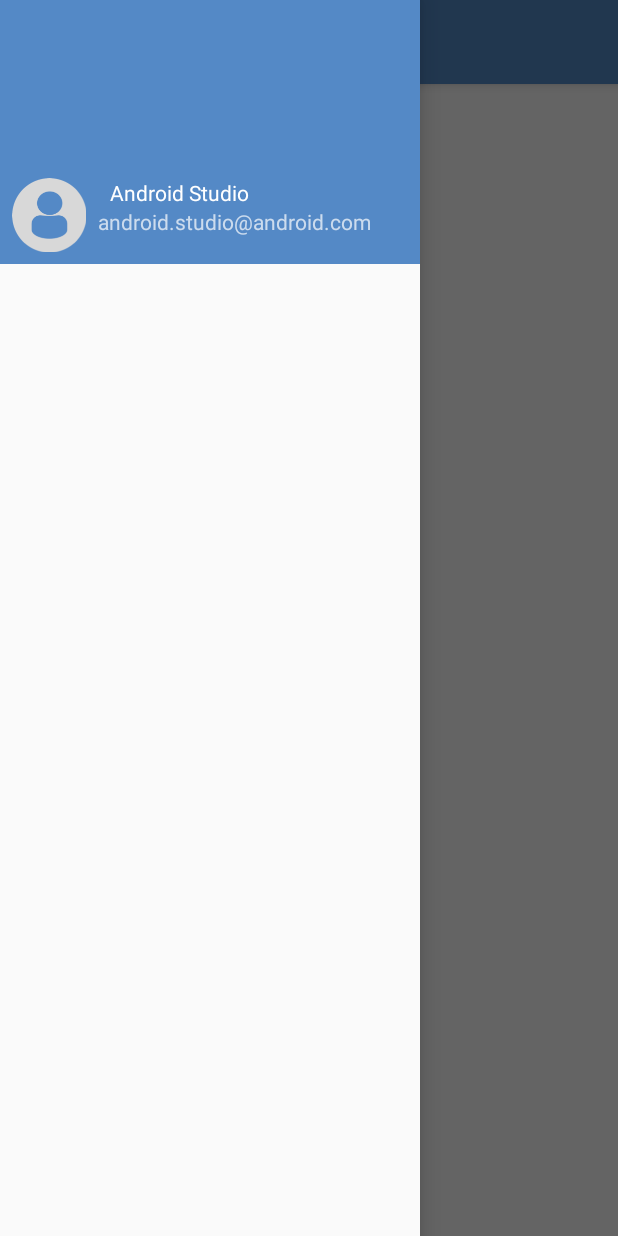
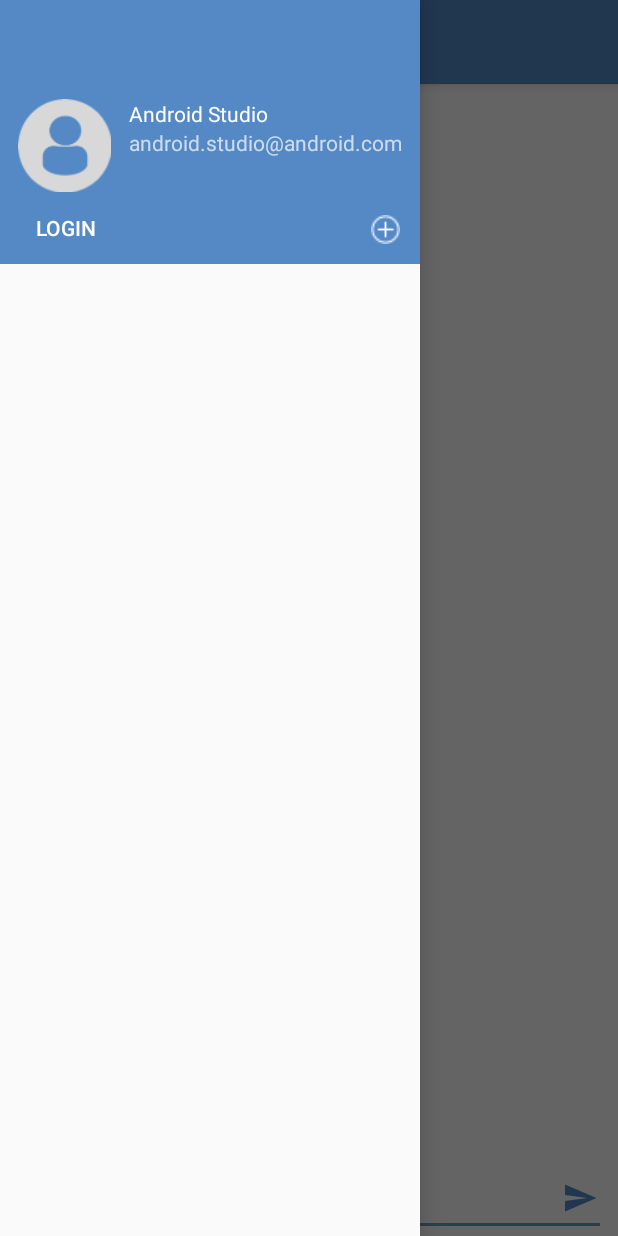
Before and after one commit to zachcervi/Smack-Android, an Android app: the screen it shows after launch (MainActivity), with the side drawer open, on a phone screen of 412 x 824 dp. Run offline under Robolectric (Android 15) with nearby library versions, the phone set to English and light mode, and no system bars.

Commit message:
MainActivity UI Setup

```diff
--- a/app/build.gradle
+++ b/app/build.gradle
@@ -31,4 +31,5 @@ dependencies {
     testImplementation 'junit:junit:4.12'
     androidTestImplementation 'com.android.support.test:runner:1.0.2'
     androidTestImplementation 'com.android.support.test.espresso:espresso-core:3.0.2'
+    implementation 'com.android.support:recyclerview-v7:28.0.0'
 }
--- a/app/src/main/java/com/zachcervi/smack_android/MainActivity.kt
+++ b/app/src/main/java/com/zachcervi/smack_android/MainActivity.kt
@@ -8,6 +8,7 @@ import android.support.v7.app.ActionBarDrawerToggle
 import android.support.v7.app.AppCompatActivity
 import android.view.Menu
 import android.view.MenuItem
+import android.view.View
 import kotlinx.android.synthetic.main.activity_main.*
 import kotlinx.android.synthetic.main.app_bar_main.*
 
@@ -33,4 +34,15 @@ class MainActivity : AppCompatActivity() {
         }
     }
 
+    fun loginBtnNavClicked(view: View) {
+
+    }
+
+    fun addChannelClicked(view: View){
+
+    }
+
+    fun sendMessageBtnClicked(view: View){
+
+    }
 }
--- a/app/src/main/res/layout/content_main.xml
+++ b/app/src/main/res/layout/content_main.xml
@@ -10,12 +10,37 @@
         tools:context=".MainActivity">
 
     <TextView
-            android:layout_width="wrap_content"
+            android:layout_width="0dp"
             android:layout_height="wrap_content"
-            android:text="Hello World!"
-            app:layout_constraintBottom_toBottomOf="parent"
+            android:text="Please Log In"
             app:layout_constraintLeft_toLeftOf="parent"
             app:layout_constraintRight_toRightOf="parent"
-            app:layout_constraintTop_toTopOf="parent"/>
+            app:layout_constraintTop_toTopOf="parent" android:layout_marginTop="8dp" android:textAlignment="center"
+            android:id="@+id/mainChannelName"/>
+    <EditText
+            android:layout_width="0dp"
+            android:layout_height="wrap_content"
+            android:inputType="textMultiLine"
+            android:ems="10"
+            android:id="@+id/messageTextField" app:layout_constraintEnd_toEndOf="parent"
+            android:layout_marginEnd="8dp" app:layout_constraintStart_toStartOf="parent"
+            android:layout_marginStart="8dp"
+            app:layout_constraintBottom_toBottomOf="parent" android:hint="message:"/>
+    <ImageButton
+            android:layout_width="35dp"
+            android:layout_height="35dp" app:srcCompat="@drawable/ic_menu_send"
+            android:id="@+id/sendMessageBtn"
+            android:tint="@color/colorPrimary" app:layout_constraintEnd_toEndOf="parent"
+            android:layout_marginEnd="8dp" android:layout_marginBottom="8dp"
+            app:layout_constraintBottom_toBottomOf="parent" android:background="@android:color/transparent"
+            android:onClick="sendMessageBtnClicked"/>
+    <android.support.v7.widget.RecyclerView
+            android:layout_width="0dp"
+            android:layout_height="0dp"
+            app:layout_constraintTop_toBottomOf="@+id/mainChannelName" app:layout_constraintStart_toStartOf="parent"
+            app:layout_constraintEnd_toEndOf="parent"
+            app:layout_constraintHorizontal_bias="0.312"
+            app:layout_constraintBottom_toTopOf="@+id/messageTextField" app:layout_constraintVertical_bias="0.0"
+            android:id="@+id/messageListView"/>
 
 </android.support.constraint.ConstraintLayout>
--- a/app/src/main/res/layout/nav_header_main.xml
+++ b/app/src/main/res/layout/nav_header_main.xml
@@ -9,15 +9,15 @@
         android:gravity="bottom" android:id="@+id/linearLayout">
 
     <ImageView
-            android:layout_width="wrap_content"
-            android:layout_height="wrap_content"
+            android:layout_width="70dp"
+            android:layout_height="70dp"
             android:paddingTop="@dimen/nav_header_vertical_spacing"
             app:srcCompat="@drawable/profiledefault"
             android:contentDescription="@string/nav_header_desc"
-            android:id="@+id/imageView"
-            android:layout_marginStart="8dp"
-            app:layout_constraintStart_toStartOf="parent" android:layout_marginBottom="8dp"
-            app:layout_constraintBottom_toBottomOf="parent"/>
+            android:id="@+id/userimageNavHeader"
+            android:layout_marginBottom="8dp"
+            app:layout_constraintBottom_toTopOf="@+id/loginBtnNavHeader" android:layout_marginStart="8dp"
+            app:layout_constraintStart_toStartOf="parent"/>
 
     <TextView
             android:layout_width="wrap_content"
@@ -25,18 +25,34 @@
             android:paddingTop="@dimen/nav_header_vertical_spacing"
             android:text="@string/nav_header_title"
             android:textAppearance="@style/TextAppearance.AppCompat.Body1"
-            android:id="@+id/textView2"
+            android:id="@+id/usernameNavHeader"
             tools:text="Zach C"
-            app:layout_constraintStart_toEndOf="@+id/imageView" android:layout_marginStart="16dp"
-            app:layout_constraintTop_toTopOf="@+id/imageView"/>
+            app:layout_constraintStart_toEndOf="@+id/userimageNavHeader"
+            app:layout_constraintTop_toTopOf="@+id/userimageNavHeader" android:layout_marginStart="8dp"/>
 
     <TextView
             android:layout_width="wrap_content"
             android:layout_height="wrap_content"
             android:text="@string/nav_header_subtitle"
-            android:id="@+id/textView"
-            tools:text="zachcervi@cervimobilesolutions.com" app:layout_constraintStart_toEndOf="@+id/imageView"
+            android:id="@+id/usereamilNavHeader"
+            tools:text="zachcervi@cervimobilesolutions.com" app:layout_constraintStart_toEndOf="@+id/userimageNavHeader"
             android:layout_marginStart="8dp"
-            app:layout_constraintTop_toBottomOf="@+id/textView2"/>
+            app:layout_constraintTop_toBottomOf="@+id/usernameNavHeader"/>
+    <Button
+            android:text="Login"
+            android:layout_width="wrap_content"
+            android:layout_height="32dp"
+            android:id="@+id/loginBtnNavHeader"
+            android:background="@android:color/transparent" android:layout_marginBottom="8dp"
+            app:layout_constraintBottom_toBottomOf="parent" android:layout_marginStart="24dp"
+            app:layout_constraintStart_toStartOf="parent" android:textColor="@android:color/white"
+            android:onClick="loginBtnNavClicked" android:textAlignment="viewStart"/>
+    <ImageButton
+            android:layout_width="30dp"
+            android:layout_height="30dp" app:srcCompat="@drawable/addchannelbutton"
+            android:id="@+id/addChannelBtn"
+            android:background="@android:color/transparent" android:scaleType="fitXY" android:padding="5dp"
+            android:layout_marginEnd="8dp" app:layout_constraintEnd_toEndOf="parent" android:layout_marginBottom="8dp"
+            app:layout_constraintBottom_toBottomOf="parent" android:onClick="addChannelClicked"/>
 
 </android.support.constraint.ConstraintLayout>
--- a/app/src/main/res/values/colors.xml
+++ b/app/src/main/res/values/colors.xml
@@ -1,6 +1,6 @@
 <?xml version="1.0" encoding="utf-8"?>
 <resources>
-    <color name="colorPrimary">#5489c6</color>
+    <color name="colorPrimary">#5489C6</color>
     <color name="colorPrimaryDark">#5489c6</color>
     <color name="colorAccent">#5ea0c9</color>
 </resources>
```
